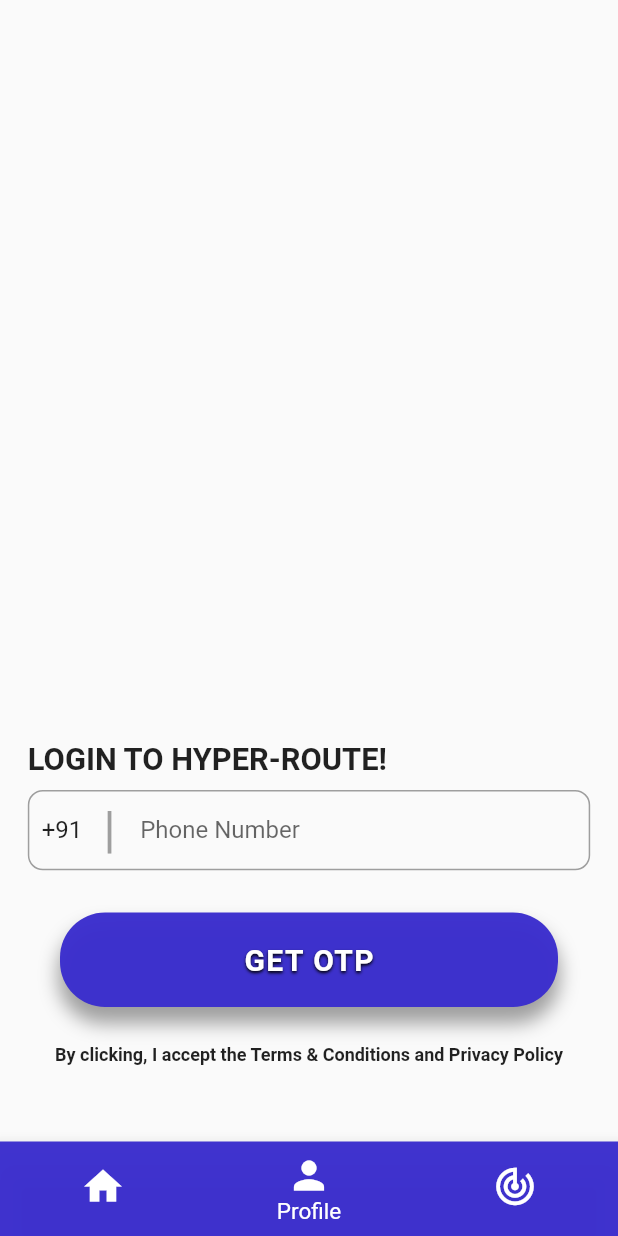
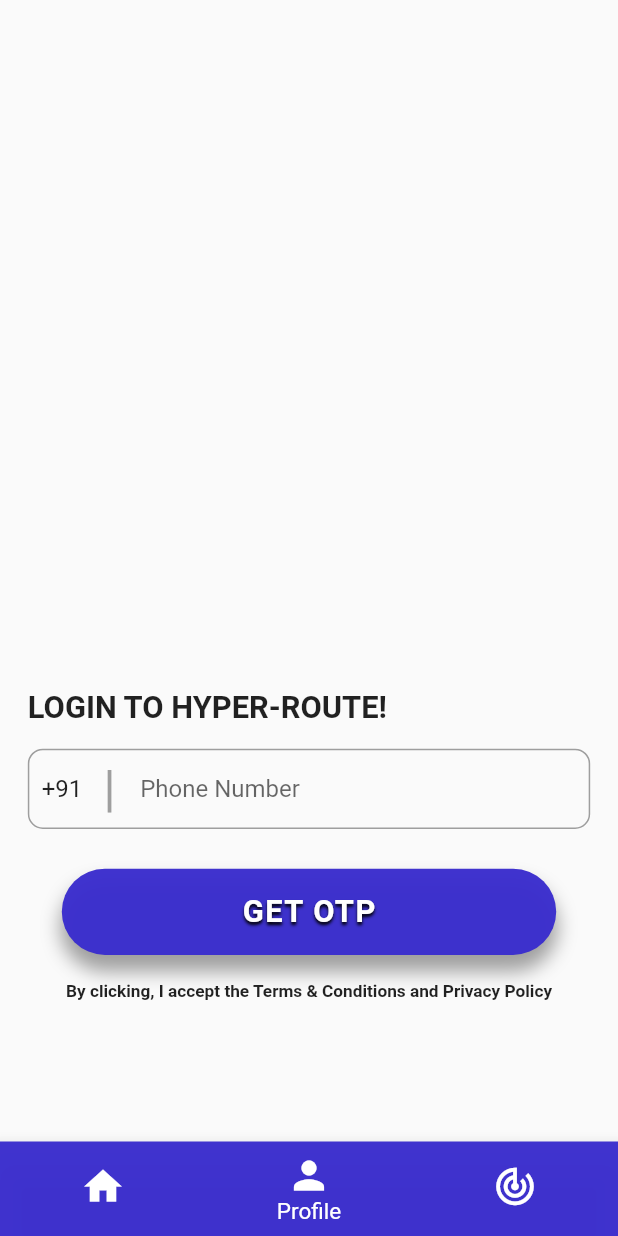
Before and after one commit to pramodhmark-1845/HyperRoute, a Flutter app: the screen it shows after launch, item 2 of the bottom bar chosen, on a phone screen of 412 x 824 dp. Run offline on Flutter 3.47's test engine with Material 2 defaults, Android fonts, the light colour scheme and no system bars; our stand-ins replace carousel_slider, cloud_firestore, drop_shadow_image, dropdown_search, firebase_auth, firebase_core and 2 more; missing offline and left inert: dart:ffi; accounts and stored records are empty; network calls fail.

Commit message:
Responsive changes-1

```diff
--- a/lib/pages/login_page.dart
+++ b/lib/pages/login_page.dart
@@ -19,15 +19,17 @@
   }
   @override
   Widget build(BuildContext context) {
-    var height = MediaQuery.of(context).size.height;
-    var width = MediaQuery.of(context).size.width;
+    double height = MediaQuery.of(context).size.height;
+    double width = MediaQuery.of(context).size.width;
     return Scaffold(
       body: SingleChildScrollView(
+        child: SizedBox(
+          height: height*0.935,
           child: Column(
             children: <Widget>[
-            SizedBox(height: height*0.6),
+              SizedBox(height: height*0.93*0.6),
               Container(
-              margin: EdgeInsets.fromLTRB(width*0.045, 0, 0, width*0.02),
+                margin: EdgeInsets.fromLTRB(width*0.045, 0, 0, height*0.93*0.02),
                 alignment: Alignment.centerLeft,
                 child: Text(
                   'LOGIN TO HYPER-ROUTE!',
@@ -38,7 +40,7 @@
                 ),
               ),
               Container(
-              margin: EdgeInsets.fromLTRB(width*0.045, 0, width*0.045, width*0.02),
+                margin: EdgeInsets.fromLTRB(width*0.045, 0, width*0.045, height*0.93*0.01),
                 width: width,
                 height: height*0.065,
                 decoration: BoxDecoration(
@@ -79,9 +81,12 @@
                   ],
                 ),
               ),
-            SizedBox(height: height*0.012),
+              SizedBox(height: height*0.93*0.012),
 // get otp button
-            InkWell(
+              SizedBox(
+                height: height*0.93*0.1,
+                child: Center(
+                  child: InkWell(
                     onTap: () async {
                       int l = phone_number.text.length;
                       String phone = phone_number.text.toString();
@@ -157,9 +162,12 @@
                         );
                       //}
                     },
+                    child: Center(
                       child: Container(
-                padding: EdgeInsets.symmetric(horizontal: 80.0, vertical: 20.0),
-                margin: EdgeInsets.symmetric(horizontal: 40, vertical: 10),
+                        height: height*0.93*0.075,
+                        // width: width*0.95,
+                        //padding: EdgeInsets.symmetric(horizontal: 80.0, vertical: 20.0),
+                        margin: EdgeInsets.symmetric(horizontal: width*0.1),
                         alignment: Alignment.center,
                         decoration: BoxDecoration(
                           color: Color(0xF73A2DCD),
@@ -180,7 +188,7 @@
                           'GET OTP',
                           style: TextStyle(
                             letterSpacing: 1.0,
-                    fontSize: 20.0,
+                            fontSize: width*0.05,
                             shadows: <Shadow>[
                               Shadow(
                                 blurRadius: 2.0,
@@ -193,20 +201,30 @@
                         ),
                       ),
                     ),
-            SizedBox(height: 15),
-            Container(
+                  ),
+                ),
+              ),
+              SizedBox(height: height*0.93*0.01),
+              Center(
+                child: Container(
                   alignment: Alignment.center,
+                  //width: width*0.9,
+                  /*decoration: BoxDecoration(
+                      border: Border.all(color: Colors.blueAccent)
+                  ),*/
                   child: Text(
                     "By clicking, I accept the Terms & Conditions and Privacy Policy",
                     style: TextStyle(
-                  fontSize: 12,
+                      fontSize: height*0.93*0.015,
                       fontWeight: FontWeight.bold,
+                    ),
                   ),
                 ),
               ),
             ],
           ),
         ),
+      ),
     );
   }
 }
```
Also changed, not shown: lib/pages/home.dart (+18 -26 lines). Lines whose indentation alone changed are shown as unchanged.
